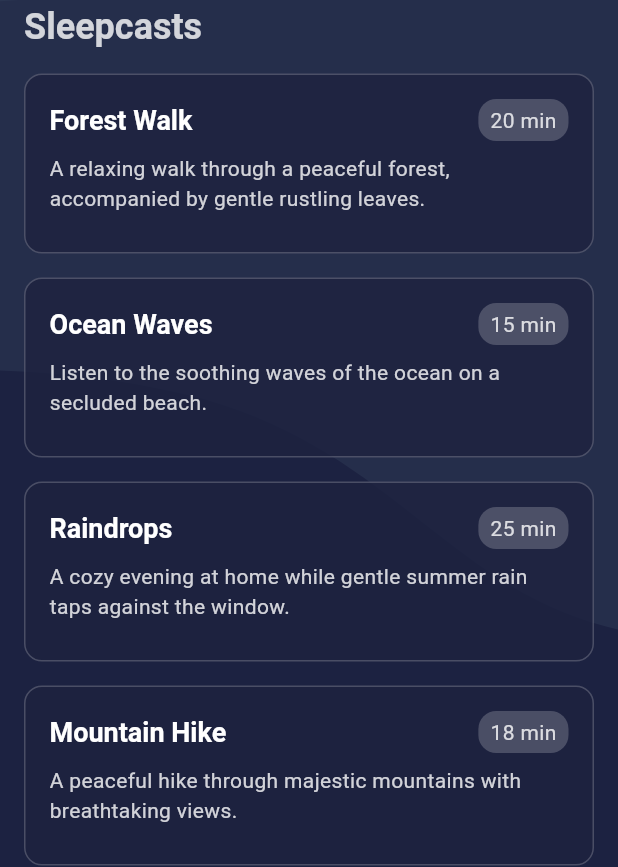
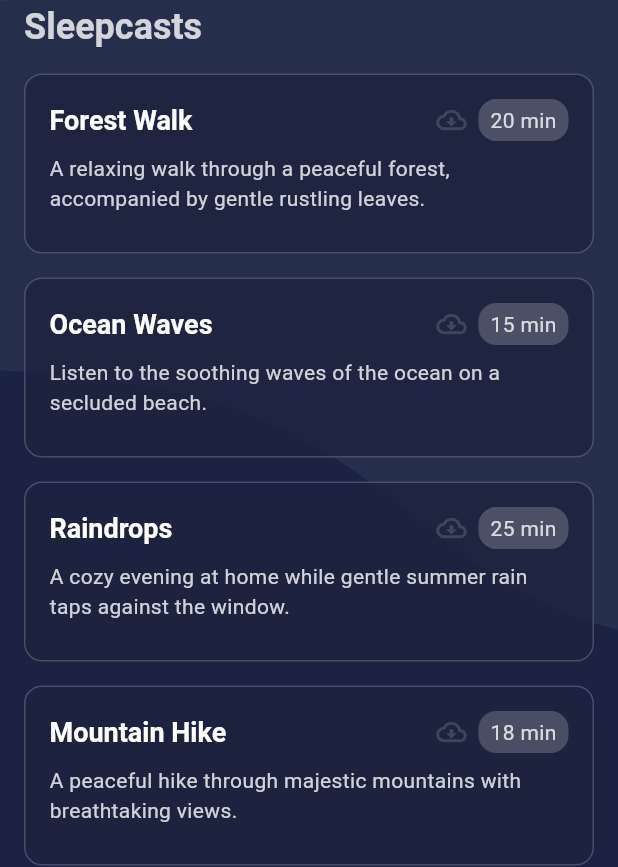
Before and after one commit to stevendz/snuz_app, a Flutter app: the screen it shows after launch, on a phone screen of 412 x 824 dp. Shown: the part 234-1101 px from the top of the screen. Run offline on Flutter 3.47's test engine with Material 3 defaults, Android fonts, the phone set to English and light mode, and no system bars; our stand-ins replace assets_audio_player, dio, lottie; missing offline and left inert: wiredash; generated files the repository leaves out were written again.

Commit message:
Refine logic for playing sleepcasts

```diff
--- a/lib/l10n/app_de.arb
+++ b/lib/l10n/app_de.arb
@@ -3,5 +3,6 @@
     "goodEvening": "Guten Abend,",
     "dreamJourneyQuestion": "auf welche Traumreise möchtest du dich heute begeben?",
     "sleepcasts": "Sleepcasts",
-    "sos": "SOS"
+    "sos": "SOS",
+    "isLoading": "Wird geladen..."
 }
--- a/lib/l10n/app_en.arb
+++ b/lib/l10n/app_en.arb
@@ -3,5 +3,6 @@
     "goodEvening": "Good evening,",
     "dreamJourneyQuestion": "what dream journey would you like to embark on today?",
     "sleepcasts": "Sleepcasts",
-    "sos": "SOS"
+    "sos": "SOS",
+    "isLoading": "Is loading..."
 }
--- a/lib/main.dart
+++ b/lib/main.dart
@@ -18,7 +18,7 @@ void main() async {
     MultiProvider(
       providers: [
         ChangeNotifierProvider(create: (_) => LocaleProvider()..initLocale()),
-        ChangeNotifierProvider(create: (_) => SleepcastProvider()),
+        ChangeNotifierProvider(create: (_) => SleepcastProvider()..init()),
         ChangeNotifierProvider(create: (_) => AudioPlayerProvider()),
       ],
       child: const MyApp(),
@@ -73,6 +73,6 @@ final theme = ThemeData(
     bodySmall: TextStyle(fontSize: 12, color: Colors.white.withOpacity(0.8)),
     labelLarge: TextStyle(fontSize: 14, fontWeight: FontWeight.w500, color: Colors.white.withOpacity(0.7)),
     labelMedium: TextStyle(fontSize: 12, fontWeight: FontWeight.w500, color: Colors.white.withOpacity(0.7)),
-    labelSmall: TextStyle(fontSize: 10, fontWeight: FontWeight.w500, color: Colors.white.withOpacity(0.7)),
+    labelSmall: TextStyle(fontSize: 10, fontWeight: FontWeight.w500, color: Colors.white.withOpacity(0.5)),
   ),
 );
--- a/lib/models/sleepcast.dart
+++ b/lib/models/sleepcast.dart
@@ -5,7 +5,7 @@ class Sleepcast {
   final String titleDe;
   final String descriptionDe;
   final Duration duration;
-  final String audioUrl;
+  final List<String> locale;
 
   Sleepcast({
     required this.id,
@@ -14,7 +14,7 @@ class Sleepcast {
     required this.titleDe,
     required this.descriptionDe,
     required this.duration,
-    required this.audioUrl,
+    required this.locale,
   });
 
   factory Sleepcast.fromJson(Map<String, dynamic> json) {
@@ -25,7 +25,7 @@ class Sleepcast {
       titleDe: json['title_de'] as String,
       descriptionDe: json['description_de'] as String,
       duration: Duration(seconds: json['duration'] as int),
-      audioUrl: json['audio_url'] as String,
+      locale: json['locale'] as List<String>,
     );
   }
 
@@ -37,7 +37,7 @@ class Sleepcast {
       'title_de': titleDe,
       'description_de': descriptionDe,
       'duration': duration.inSeconds,
-      'audio_url': audioUrl,
+      'locale': locale,
     };
   }
 
@@ -48,7 +48,7 @@ class Sleepcast {
     String? titleDe,
     String? descriptionDe,
     Duration? duration,
-    String? audioUrl,
+    List<String>? locale,
   }) {
     return Sleepcast(
       id: id ?? this.id,
@@ -57,7 +57,7 @@ class Sleepcast {
       titleDe: titleDe ?? this.titleDe,
       descriptionDe: descriptionDe ?? this.descriptionDe,
       duration: duration ?? this.duration,
-      audioUrl: audioUrl ?? this.audioUrl,
+      locale: locale ?? this.locale,
     );
   }
 }
--- a/lib/widgets/sleepcast_item.dart
+++ b/lib/widgets/sleepcast_item.dart
@@ -1,8 +1,10 @@
 import 'package:flutter/material.dart';
 import 'package:provider/provider.dart';
 import 'package:snuz_app/models/sleepcast.dart';
+import 'package:flutter_gen/gen_l10n/app_localizations.dart';
 import 'package:snuz_app/providers/audio_player_provider.dart';
 import 'package:snuz_app/providers/locale_provider.dart';
+import 'package:snuz_app/providers/sleepcast_provider.dart';
 import 'package:snuz_app/screens/sleepcast_player_screen.dart';
 import 'package:wiredash/wiredash.dart';
 
@@ -22,8 +24,12 @@ class _SleepcastItemState extends State<SleepcastItem> {
   bool isLoading = false;
   @override
   Widget build(BuildContext context) {
+    final sleepcastProvider = context.watch<SleepcastProvider>();
+    final audioPlayerProvider = context.watch<AudioPlayerProvider>();
     final textTheme = Theme.of(context).textTheme;
     final locale = context.watch<LocaleProvider>().locale.languageCode;
+    final l10n = AppLocalizations.of(context)!;
+    final isDownloaded = sleepcastProvider.isDownloaded(widget.cast.id, locale);
     return Opacity(
       opacity: isLoading ? 0.5 : 1,
       child: Container(
@@ -36,8 +42,13 @@ class _SleepcastItemState extends State<SleepcastItem> {
         child: Material(
           color: Colors.transparent,
           child: InkWell(
-            onTap: () async {
-              await context.read<AudioPlayerProvider>().openSleepcast(widget.cast);
+            onTap: isLoading || sleepcastProvider.loadingSleepcasts.isNotEmpty
+                ? null
+                : () async {
+                    setState(() => isLoading = true);
+                    await sleepcastProvider.downloadSleepcast(widget.cast, locale);
+                    final path = sleepcastProvider.getSleepcastPath(widget.cast.id, locale);
+                    await audioPlayerProvider.openSleepcast(widget.cast, path);
                     Wiredash.trackEvent(
                       'open_sleepcast',
                       data: {'id': widget.cast.id, 'title': widget.cast.title, 'locale': locale},
@@ -47,6 +58,7 @@ class _SleepcastItemState extends State<SleepcastItem> {
                       context,
                       MaterialPageRoute(builder: (context) => SleepcastPlayerScreen(sleepcast: widget.cast)),
                     );
+                    setState(() => isLoading = false);
                   },
             borderRadius: BorderRadius.circular(12),
             child: Padding(
@@ -55,17 +67,31 @@ class _SleepcastItemState extends State<SleepcastItem> {
                 crossAxisAlignment: CrossAxisAlignment.start,
                 children: [
                   Row(
-                    mainAxisAlignment: MainAxisAlignment.spaceBetween,
                     children: [
                       Text(
-                        locale == 'de' ? widget.cast.titleDe : widget.cast.title,
+                        (isLoading
+                            ? '${l10n.isLoading} ${((sleepcastProvider.loadingSleepcasts.entries.firstOrNull?.value ?? 0) * 100).toStringAsFixed(0)}%'
+                            : locale == 'de'
+                                ? widget.cast.titleDe
+                                : widget.cast.title),
                         style: textTheme.titleLarge,
                       ),
+                      const Spacer(),
+                      if (isDownloaded)
+                        Icon(
+                          Icons.download_done_rounded,
+                          color: textTheme.bodyMedium?.color?.withOpacity(1),
+                          size: 20,
+                        )
+                      else
+                        Icon(
+                          Icons.cloud_download_outlined,
+                          color: textTheme.bodyMedium?.color?.withOpacity(0.15),
+                          size: 20,
+                        ),
+                      const SizedBox(width: 8),
                       Container(
-                        padding: const EdgeInsets.symmetric(
-                          horizontal: 8,
-                          vertical: 4,
-                        ),
+                        padding: const EdgeInsets.symmetric(horizontal: 8, vertical: 4),
                         decoration: BoxDecoration(
                           color: Colors.white.withOpacity(0.2),
                           borderRadius: BorderRadius.circular(12),
```
Also changed, not shown: lib/providers/audio_player_provider.dart (+7 -7 lines), lib/providers/sleepcast_provider.dart (+64 -8 lines), lib/screens/overview.dart (+2 -8 lines), lib/utils/r2_service.dart (added, +71 -0 lines), pubspec.yaml (+8 -4 lines), pubspec.lock, 4 other files. Lines whose indentation alone changed are shown as unchanged.
